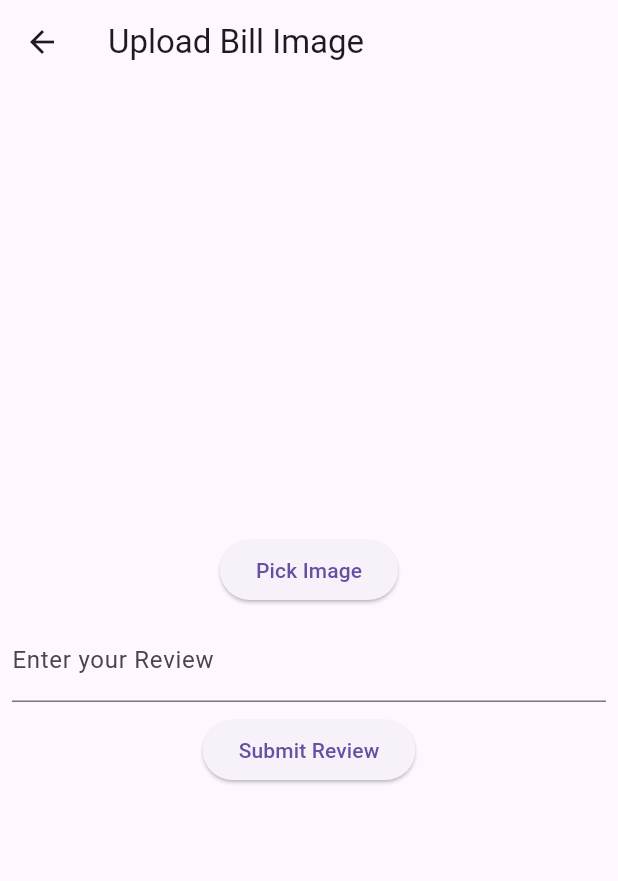
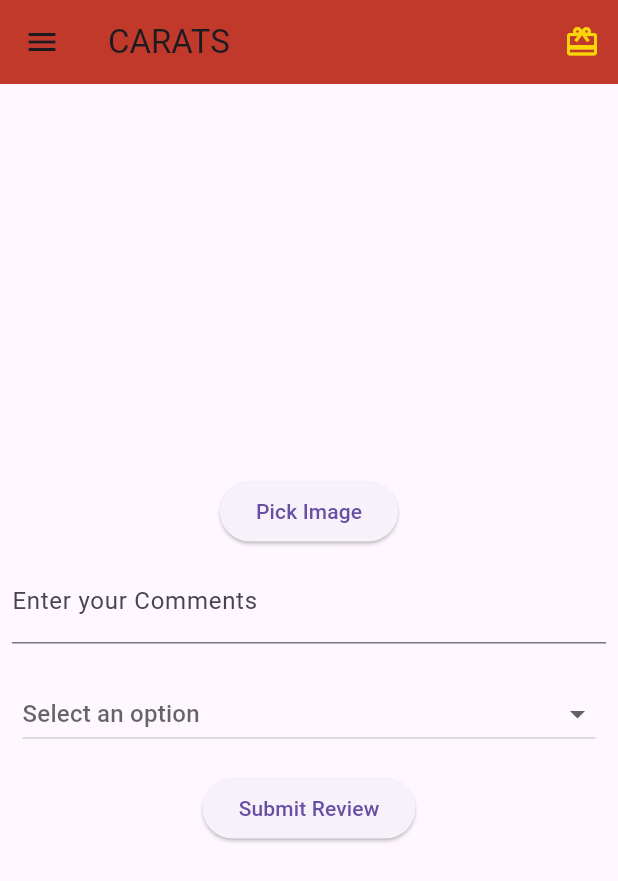
Before and after one commit to parth270602/carats-2, a Flutter app: the UserPage screen opened directly, after a tap on "Upload Bill", on a phone screen of 412 x 824 dp. Shown: the top 881 px of the screen. Run offline on Flutter 3.47's test engine with Material 3 defaults, Android fonts, the phone set to English and light mode, and no system bars; our stand-ins replace carousel_slider, cloud_firestore, confetti, firebase_auth, firebase_core, firebase_storage and 4 more; missing offline and left inert: firebase_app_check; accounts and stored records are empty.

Commit message:
CR-7_EHN2-Building-App-Drawer

```diff
--- a/lib/components/Admin/menu_uploader_page.dart
+++ b/lib/components/Admin/menu_uploader_page.dart
@@ -6,9 +6,10 @@ import 'package:restaurantapp/services/menu_upload_page.dart';
 
 
 class MenuUploaderPage extends StatefulWidget {
-  MenuUploaderPage({Key? key}) : super(key: key);
+  const MenuUploaderPage({super.key});
 
   @override
+  // ignore: library_private_types_in_public_api
   _MenuUploaderPageState createState() => _MenuUploaderPageState();
 }
 
@@ -25,7 +26,7 @@ class _MenuUploaderPageState extends State<MenuUploaderPage> {
 
     List<XFile>? images = await picker.pickMultiImage();
 
-    if (images != null && images.isNotEmpty) {
+    if (images.isNotEmpty) {
       // Convert XFile to File
       List<File> imageFiles = images.map((image) => File(image.path)).toList();
       await imageUploader.uploadImages(imageFiles);
--- a/lib/components/User/bill_history_page.dart
+++ b/lib/components/User/bill_history_page.dart
@@ -3,6 +3,8 @@ import 'package:flutter/material.dart';
 import 'package:intl/intl.dart';
 import 'package:restaurantapp/components/User/bill_details_page.dart';
 import 'package:restaurantapp/components/User/comment_widget.dart';
+import 'package:restaurantapp/pages/custom_aapbar.dart';
+import 'package:restaurantapp/pages/drawer_page.dart';
 import 'package:restaurantapp/services/bill_history.dart';
 
 
@@ -42,9 +44,8 @@ class _BillPageState extends State<BillPage> {
   @override
   Widget build(BuildContext context) {
     return Scaffold(
-      appBar: AppBar(
-        title: const Text('Bill History'),
-      ),
+      appBar: CustomAppBar(title: "CARATS"),
+      drawer: DrawerPage(),
       body: _isLoading
           ? const Center(child: CircularProgressIndicator())
           : _bills.isEmpty
--- a/lib/components/User/rewards_page.dart
+++ b/lib/components/User/rewards_page.dart
@@ -2,6 +2,8 @@ import 'package:confetti/confetti.dart';
 import 'package:flutter/material.dart';
 import 'package:cloud_firestore/cloud_firestore.dart';
 import 'package:firebase_auth/firebase_auth.dart';
+import 'package:restaurantapp/pages/custom_aapbar.dart';
+import 'package:restaurantapp/pages/drawer_page.dart';
 import 'package:restaurantapp/services/reward_service.dart';
 import 'package:shared_preferences/shared_preferences.dart';
 
@@ -69,6 +71,8 @@ class _RewardsPageState extends State<RewardsPage> {
   @override
   Widget build(BuildContext context) {
     return Scaffold(
+      appBar: CustomAppBar(title: "CARATS"),
+      drawer: DrawerPage(),
       body: Stack(
         children: [
           FutureBuilder<Map<String, dynamic>?>(
--- a/lib/components/User/upload_bill_page.dart
+++ b/lib/components/User/upload_bill_page.dart
@@ -1,5 +1,8 @@
 import 'package:flutter/material.dart';
+import 'package:flutter/widgets.dart';
 import 'package:image_picker/image_picker.dart';
+import 'package:restaurantapp/pages/custom_aapbar.dart';
+import 'package:restaurantapp/pages/drawer_page.dart';
 import 'package:restaurantapp/services/image_upload_service.dart';
 
 class UploadBillPage extends StatefulWidget {
@@ -13,6 +16,8 @@ class _UploadBillPageState extends State<UploadBillPage> {
   final ImageUploadService _imageUploadService = ImageUploadService();
   final TextEditingController _reviewController = TextEditingController();
   bool _isUploading = false;
+  String? _selectedValue;
+  List<String> items=["Dine In","Zomato","Swiggy"];
 
   Future<void> _pickImage(ImageSource source) async {
     setState(() {
@@ -85,9 +90,12 @@ class _UploadBillPageState extends State<UploadBillPage> {
   @override
   Widget build(BuildContext context) {
     return Scaffold(
-      appBar: AppBar(
-        title: const Text('Upload Bill Image'),
+       appBar: CustomAppBar(
+        title: "CARATS",
+        centerTitle: false,
+        backgroundColor: const Color(0xFFC0392B),
       ),
+      drawer: const DrawerPage(),
       body: Center(
         child: Column(
           mainAxisAlignment: MainAxisAlignment.center,
@@ -110,8 +118,27 @@ class _UploadBillPageState extends State<UploadBillPage> {
               padding: const EdgeInsets.all(8.0),
               child: TextField(
                 controller: _reviewController,
-                decoration: const InputDecoration(labelText: "Enter your Review"),
+                decoration: const InputDecoration(labelText: "Enter your Comments"),
               ),
+            ),
+            Padding(
+              padding: const EdgeInsets.all(15.0),
+              child: DropdownButton<String>(
+                isExpanded: true,
+                hint:Text("Select an option"),
+                value:_selectedValue,
+                onChanged: (String? newValue){
+                  setState(() {
+                    _selectedValue=newValue;
+                  });
+                },
+                items:items.map<DropdownMenuItem<String>>((String value){
+                  return DropdownMenuItem<String>(
+                    value:value,
+                    child:Text(value),
+                  );
+                }).toList()
+                ),
             ),
             ElevatedButton(
               onPressed: _isUploading ? null : _submitReview,
--- a/lib/components/User/user_page.dart
+++ b/lib/components/User/user_page.dart
@@ -6,8 +6,8 @@ import 'package:restaurantapp/components/User/history_page.dart';
 import 'package:restaurantapp/components/User/rewards_page.dart';
 import 'package:restaurantapp/components/User/upload_bill_page.dart';
 import 'package:restaurantapp/components/User/menu_page.dart';
-import 'package:restaurantapp/pages/bottom_navbar.dart';
 import 'package:restaurantapp/pages/custom_aapbar.dart';
+import 'package:restaurantapp/pages/drawer_page.dart';
 import 'package:restaurantapp/pages/login_page.dart';
 import 'package:restaurantapp/pages/redeem_page.dart';
 
@@ -40,26 +40,16 @@ class _UserPageState extends State<UserPage> {
     );
   }
 
-  Future<bool> _onWillPop() async {
-    if (_currentIndex != 0) {
-      setState(() {
-        _currentIndex = 0;
-      });
-      return false;
-    }
-    return true;
-  }
 
   @override
   Widget build(BuildContext context) {
-    return WillPopScope(
-      onWillPop: _onWillPop,
-      child: Scaffold(
+    return Scaffold(
       appBar: CustomAppBar(
         title: "CARATS",
         centerTitle: false,
         backgroundColor: const Color(0xFFC0392B),
       ),
+      drawer: const DrawerPage(),
       body: Container(
         color: const Color(0xFFFDF3E7), // Light Cream background color
         child: Stack(
@@ -88,7 +78,8 @@ class _UserPageState extends State<UserPage> {
                           child: const ListTile(
                             leading: Icon(Icons.wallet_giftcard),
                             title: Text("Rewards"),
-                              contentPadding: EdgeInsets.symmetric(horizontal:10),
+                            contentPadding:
+                                EdgeInsets.symmetric(horizontal: 10),
                           ),
                         ),
                       ),
@@ -141,7 +132,8 @@ class _UserPageState extends State<UserPage> {
                         onPressed: () {
                           Navigator.push(
                             context,
-                              MaterialPageRoute(builder: (context) => MenuPage()),
+                            MaterialPageRoute(
+                                builder: (context) => MenuPage()),
                           );
                         },
                         child: const Text('View Menu'),
@@ -153,15 +145,14 @@ class _UserPageState extends State<UserPage> {
           ],
         ),
       ),
-        bottomNavigationBar: BottomNavBar(
-          currentIndex: _currentIndex,
-          onTap: (index) {
-            setState(() {
-              _currentIndex = index;
-            });
-          },
-        ),
-      ),
+      // bottomNavigationBar: BottomNavBar(
+      //   currentIndex: _currentIndex,
+      //   onTap: (index) {
+      //     setState(() {
+      //       _currentIndex = index;
+      //     });
+      //   },
+      // ),
     );
   }
 }
--- a/lib/pages/custom_aapbar.dart
+++ b/lib/pages/custom_aapbar.dart
@@ -43,5 +43,6 @@ class _CustomAppBarState extends State<CustomAppBar> {
         ],
       backgroundColor: widget.backgroundColor ?? const Color(0xFFC0392B),
     );
+
   }
 }
--- /dev/null
+++ b/lib/pages/drawer_page.dart
@@ -0,0 +1,76 @@
+import 'package:flutter/material.dart';
+import 'package:restaurantapp/components/User/history_page.dart';
+import 'package:restaurantapp/components/User/menu_page.dart';
+import 'package:restaurantapp/components/User/rewards_page.dart';
+import 'package:restaurantapp/components/User/upload_bill_page.dart';
+import 'package:restaurantapp/pages/home_page.dart';
+
+class DrawerPage extends StatefulWidget {
+  const DrawerPage({super.key});
+  @override
+  State<DrawerPage> createState() => _DrawerPageState();
+}
+
+class _DrawerPageState extends State<DrawerPage> {
+  @override
+  Widget build(BuildContext context) {
+    return Drawer(
+      backgroundColor: const Color(0xFFFDF3E7),
+      shadowColor: const Color(0xFFE67E22),
+      child: Container(
+        child: ListView(
+          children: [
+            const DrawerHeader(
+              child: Text(
+                "C A R A T S",
+                style: TextStyle(fontSize: 35,
+                color: Color(0xFFE67E22)
+                ),
+              ),
+            ),
+            ListTile(
+              leading: const Icon(Icons.home),
+              title: const Text('Home',
+              style:TextStyle(fontSize: 20, color: Color(0xFFE67E22)), ),
+              onTap: () {
+                Navigator.of(context).push(MaterialPageRoute(builder: (context) => const HomePage()));
+              },
+            ),
+            ListTile(
+              leading: const Icon(Icons.card_giftcard),
+              title: const Text('Rewards',
+              style:TextStyle(fontSize: 20, color: Color(0xFFE67E22)),),
+              onTap: () {
+                Navigator.of(context).push(MaterialPageRoute(builder: (context) => const RewardsPage()));
+              },
+            ),
+            ListTile(
+              leading: const Icon(Icons.history),
+              title: const Text('History',
+              style:TextStyle(fontSize: 20, color: Color(0xFFE67E22)),),
+              onTap: () {
+                Navigator.of(context).push(MaterialPageRoute(builder: (context) => const HistoryPage()));
+              },
+            ),
+            ListTile(
+              leading: const Icon(Icons.upload_file),
+              title: const Text('Upload Bill',
+              style:TextStyle(fontSize: 20, color: Color(0xFFE67E22)),),
+              onTap: () {
+                Navigator.of(context).push(MaterialPageRoute(builder: (context) => const UploadBillPage()));
+              },
+            ),
+            ListTile(
+              leading: const Icon(Icons.restaurant_menu_sharp),
+              title: const Text('Menu',
+              style:TextStyle(fontSize: 20, color: Color(0xFFE67E22)),),
+              onTap: () {
+                Navigator.of(context).push(MaterialPageRoute(builder: (context) => MenuPage()));
+              },
+            ),
+          ],
+        ),
+      ),
+    );
+  }
+}
```
Also changed, not shown: lib/components/User/history_page.dart (+5 -2 lines), lib/components/User/menu_page.dart (+7 -4 lines), pubspec.lock. Lines whose indentation alone changed are shown as unchanged.
